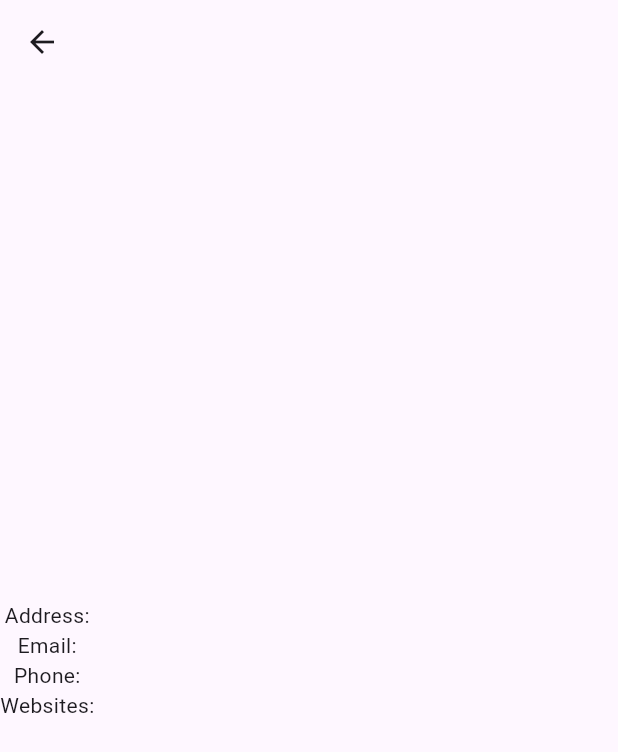
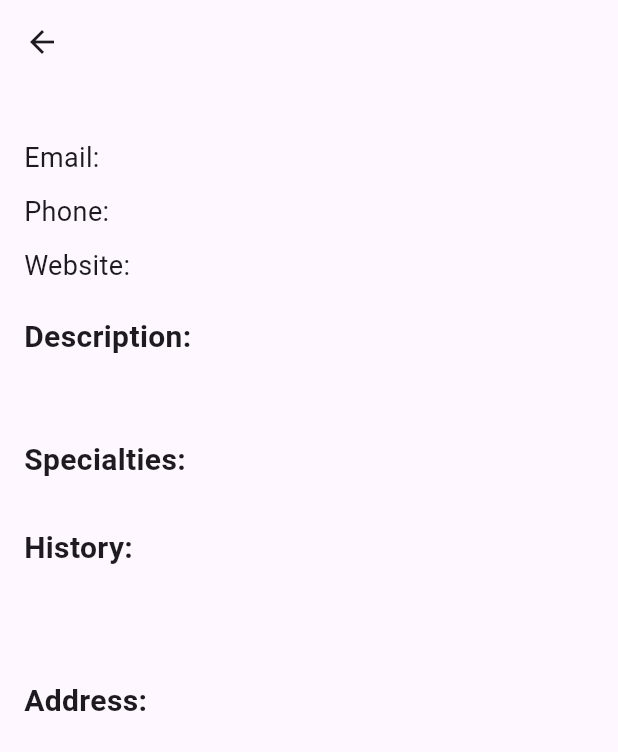
Before and after one commit to Tusharnp16/healthify, a Flutter app: the HospitalDetailsScreen screen opened directly with empty values, on a phone screen of 412 x 824 dp. Shown: the top 752 px of the screen. Run offline on Flutter 3.47's test engine with Material 3 defaults, Android fonts, the phone set to English and light mode, and no system bars; our stand-ins replace cloud_firestore, firebase_auth, firebase_core, firebase_storage, get, get_storage and 5 more; missing offline and left inert: razorpay_flutter; accounts and stored records are empty.

Commit message:
hospital page updated

```diff
--- a/lib/hospital.dart
+++ b/lib/hospital.dart
@@ -1,21 +1,41 @@
+import 'package:flutter/material.dart';
 import 'package:cloud_firestore/cloud_firestore.dart';
-import 'package:flutter/material.dart';
 
 class Hospitals {
   final String name;
-  final String address;
   final String email;
   final String phoneNumber;
-  final List<dynamic> photoUrl; // Updated type to List<dynamic>
+  final List<dynamic> photoUrl;
   final String website;
+  final String description;
+  final List<dynamic> specialties;
+  final List<dynamic> history;
+  final Address address;
 
   Hospitals({
     required this.name,
-    required this.address,
     required this.email,
     required this.phoneNumber,
     required this.photoUrl,
     required this.website,
+    required this.description,
+    required this.specialties,
+    required this.history,
+    required this.address,
+  });
+}
+
+class Address {
+  final List<dynamic> hAdd;
+  final List<dynamic> hCity;
+  final List<dynamic> hLoc; // Updated to handle GeoPoint as part of an array
+  final List<dynamic> hState;
+
+  Address({
+    required this.hAdd,
+    required this.hCity,
+    required this.hLoc,
+    required this.hState,
   });
 }
 
@@ -26,11 +46,19 @@ Future<List<Hospitals>> fetchHospitals() async {
     return hospitals.docs.map((doc) {
       return Hospitals(
         name: doc['hname'],
-        address: doc['haddress'],
         email: doc['hemail'],
         phoneNumber: doc['hphn'],
-        photoUrl: List<String>.from(doc['hphoto']), // Convert dynamic to String list
+        photoUrl: List<String>.from(doc['hphoto']),
         website: doc['hweb'],
+        description: doc['hdescrip'],
+        history: List<String>.from(doc['hhistory']),
+        specialties: List<String>.from(doc['hspecial']),
+        address: Address(
+          hAdd: List<dynamic>.from(doc['hlocation'][0]['hadd']),
+          hCity: List<dynamic>.from(doc['hlocation'][0]['hcity']),
+          hLoc: List<dynamic>.from(doc['hlocation'][0]['hloc']), // Accessing GeoPoint as part of an array
+          hState: List<dynamic>.from(doc['hlocation'][0]['hstate']),
+        ),
       );
     }).toList();
   } catch (e) {
@@ -38,7 +66,6 @@ Future<List<Hospitals>> fetchHospitals() async {
     return [];
   }
 }
-
 class HospitalScreen extends StatelessWidget {
   @override
   Widget build(BuildContext context) {
@@ -59,14 +86,45 @@ class HospitalScreen extends StatelessWidget {
               itemCount: hospitals.length,
               itemBuilder: (context, index) {
                 final hospital = hospitals[index];
-                final imageUrl = hospital.photoUrl.isNotEmpty ? hospital.photoUrl[0] : ''; // Get the first image URL
+                final imageUrl = hospital.photoUrl.isNotEmpty ? hospital.photoUrl[0] : '';
+                final locationCount = hospital.address.hLoc.length;
                 return ListTile(
                   title: Text(hospital.name),
-                  leading: imageUrl.isNotEmpty ? Image.network(imageUrl) : SizedBox(), // Display image if URL is not empty
+                  subtitle: Column(
+                    crossAxisAlignment: CrossAxisAlignment.start,
+                    children: [
+                      Text(
+                        'Specialties',
+                        style: TextStyle(fontWeight: FontWeight.bold),
+                      ),
+                      SizedBox(height: 4),
+                      Wrap(
+                        spacing: 8.0,
+                        children: hospital.specialties.map((specialty) {
+                          return Chip(
+                            label: Text(specialty),
+                          );
+                        }).toList(),
+                      ),
+                      SizedBox(height: 8),
+                      Text(
+                        'Address:',
+                        style: TextStyle(fontWeight: FontWeight.bold),
+                      ),
+                      Text('City: ${hospital.address.hCity[0]}, State: ${hospital.address.hState[0]}'),
+                      SizedBox(height: 8),
+                      Text(
+                        'Number of Locations: $locationCount',
+                        style: TextStyle(fontWeight: FontWeight.bold),
+                      ),
+                    ],
+                  ),
                   onTap: () {
                     Navigator.push(
                       context,
-                      MaterialPageRoute(builder: (context) => HospitalDetailsScreen(hospital: hospital)),
+                      MaterialPageRoute(
+                        builder: (context) => HospitalDetailsScreen(hospital: hospital),
+                      ),
                     );
                   },
                 );
@@ -90,17 +148,89 @@ class HospitalDetailsScreen extends StatelessWidget {
       appBar: AppBar(
         title: Text(hospital.name),
       ),
-      body: Column(
-        mainAxisAlignment: MainAxisAlignment.center,
-        crossAxisAlignment: CrossAxisAlignment.center,
-        children: [
-
-          Text('Address: ${hospital.address}'),
-          Text('Email: ${hospital.email}'),
-          Text('Phone: ${hospital.phoneNumber}'),
-          Text('Websites: ${hospital.website}'),
-
-        ],
+      body: SingleChildScrollView(
+        padding: EdgeInsets.all(16.0),
+        child: Column(
+          crossAxisAlignment: CrossAxisAlignment.start,
+          children: [
+            if (hospital.photoUrl.isNotEmpty)
+              Image.network(
+                hospital.photoUrl[0],
+                height: 200,
+                width: MediaQuery.of(context).size.width,
+                fit: BoxFit.cover,
+              ),
+            SizedBox(height: 20),
+            Text(
+              'Email: ${hospital.email}',
+              style: TextStyle(fontSize: 18),
+            ),
+            SizedBox(height: 10),
+            Text(
+              'Phone: ${hospital.phoneNumber}',
+              style: TextStyle(fontSize: 18),
+            ),
+            SizedBox(height: 10),
+            Text(
+              'Website: ${hospital.website}',
+              style: TextStyle(fontSize: 18),
+            ),
+            SizedBox(height: 20),
+            Text(
+              'Description:',
+              style: TextStyle(fontSize: 20, fontWeight: FontWeight.bold),
+            ),
+            SizedBox(height: 10),
+            Text(
+              hospital.description,
+              style: TextStyle(fontSize: 16),
+            ),
+            SizedBox(height: 20),
+            Text(
+              'Specialties:',
+              style: TextStyle(fontSize: 20, fontWeight: FontWeight.bold),
+            ),
+            SizedBox(height: 10),
+            Wrap(
+              spacing: 8.0,
+              children: hospital.specialties.map((specialty) {
+                return Chip(
+                  label: Text(specialty),
+                );
+              }).toList(),
+            ),
+            SizedBox(height: 20),
+            Text(
+              'History:',
+              style: TextStyle(fontSize: 20, fontWeight: FontWeight.bold),
+            ),
+            SizedBox(height: 10),
+            Text(
+              hospital.history.join('\n'),
+              style: TextStyle(fontSize: 16),
+            ),
+            SizedBox(height: 20),
+            // Text(
+            //   'Address:',
+            //   style: TextStyle(fontSize: 20, fontWeight: FontWeight.bold),
+            // ),
+            // SizedBox(height: 10),
+            // Text('Address: ${hospital.address.hAdd[0]}, City: ${hospital.address.hCity[0]}, State: ${hospital.address.hState[0]}'),
+            SizedBox(height: 20),
+            Text(
+              'Address:',
+              style: TextStyle(fontSize: 20, fontWeight: FontWeight.bold),
+            ),
+            SizedBox(height: 10),
+            ListView.builder(
+              shrinkWrap: true,
+              itemCount: hospital.address.hLoc.length,
+              itemBuilder: (context, index) {
+                return Text('${hospital.address.hAdd[index]}, City: ${hospital.address.hCity[index]}, State: ${hospital.address.hState[index]} Latitude: ${hospital.address.hLoc[index].latitude}, Longitude: ${hospital.address.hLoc[index].longitude}');
+              },
+            ),
+          ],
+        ),
       ),
     );
   }
--- a/lib/login.dart
+++ b/lib/login.dart
@@ -108,7 +108,7 @@ class _loginscreenState extends State<loginscreen> {
                       child: Container(
                         width: screenSize.width,
                         // Adjust the width of the container as needed
-                        height: screenSize.width,
+                        height: screenSize.height/2,
                         decoration: const BoxDecoration(
                           borderRadius: BorderRadius.all(Radius.circular(36)),
                           color: Colors.white,
--- a/lib/navigation_menu.dart
+++ b/lib/navigation_menu.dart
@@ -7,6 +7,7 @@ import 'package:healthify/hospital.dart';
 import 'package:healthify/login.dart';
 import 'package:healthify/more.dart';
 import 'package:healthify/profile.dart';
+
 
 class NavigationMenu extends StatefulWidget {
   const NavigationMenu({super.key});
@@ -19,7 +20,7 @@ class _NavigationMenuState extends State<NavigationMenu> {
   List<Widget> widgetOptions = <Widget>[
     home(),
     Doctor(),
-    Profile(userId: 'j9NWsGIO5hJ4YV4e4akj',),// to add the Hospital page in this u have write all the field
+    HospitalScreen(),// to add the Hospital page in this u have write all the field
     more()
   ];
 
```
